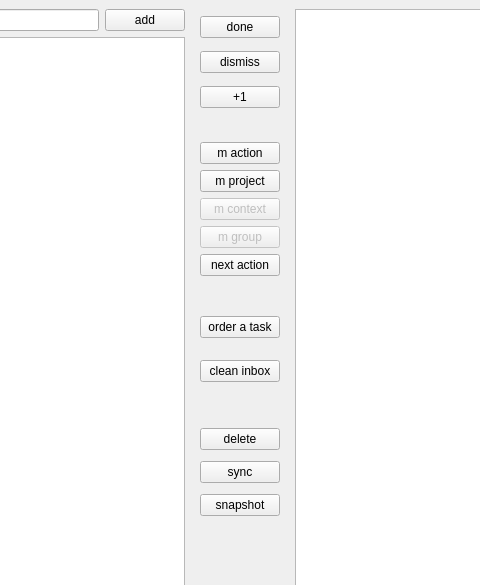
Qt form src/zmQtListWidget/zmQtListWidget.ui (basmatix/zeitmaschine) before a commit; both pictures show x 378 to 858 and y 0 to 585 of the 1132 by 680 pixel window.
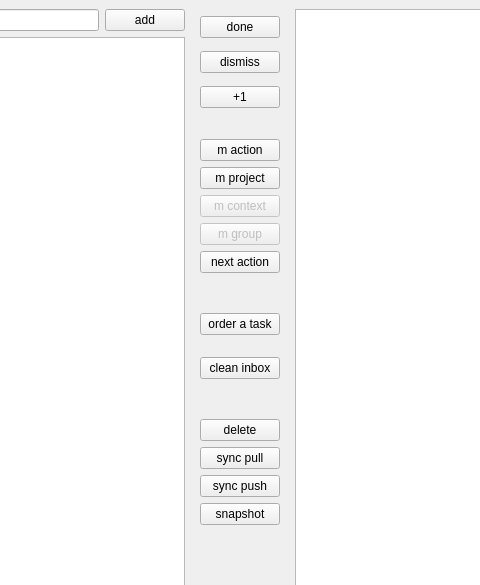
The same form after that commit. Icons and pictures are not drawn. Custom widgets are drawn as their Qt base class.

Commit message: divide sync into sync_pull and sync_push, adapt tests

```diff
--- a/src/zmQtListWidget/zmQtListWidget.ui
+++ b/src/zmQtListWidget/zmQtListWidget.ui
@@ -257,7 +257,14 @@
                   <string>sync model with public persistence</string>
                  </property>
                  <property name="text">
-                  <string>sync</string>
+                  <string>sync pull</string>
+                 </property>
+                </widget>
+               </item>
+               <item>
+                <widget class="QPushButton" name="pbSyncPush">
+                 <property name="text">
+                  <string>sync push</string>
                  </property>
                 </widget>
                </item>
```
Left out of the diff: 2 changed lines with no effect on the pictures. The commit also changes 7 other files.
